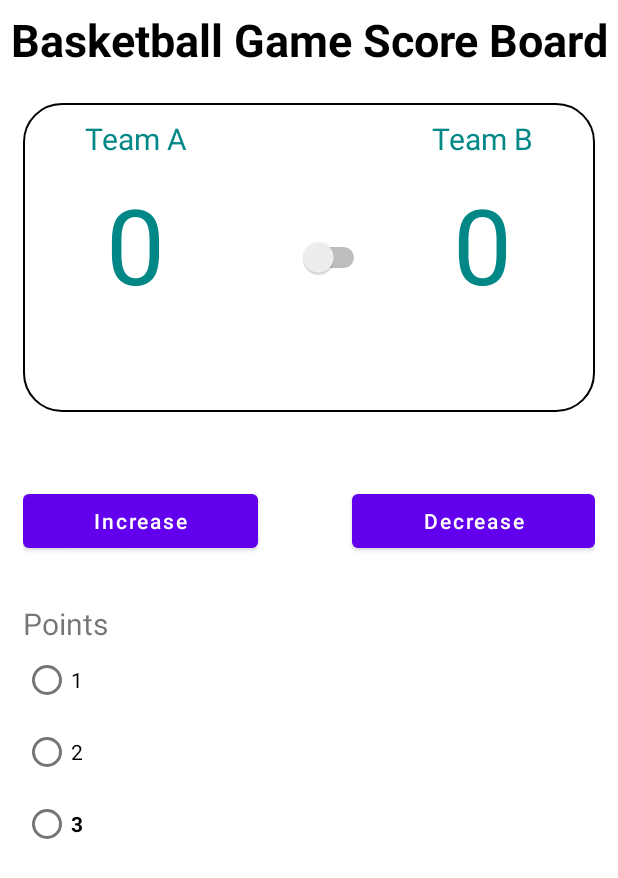
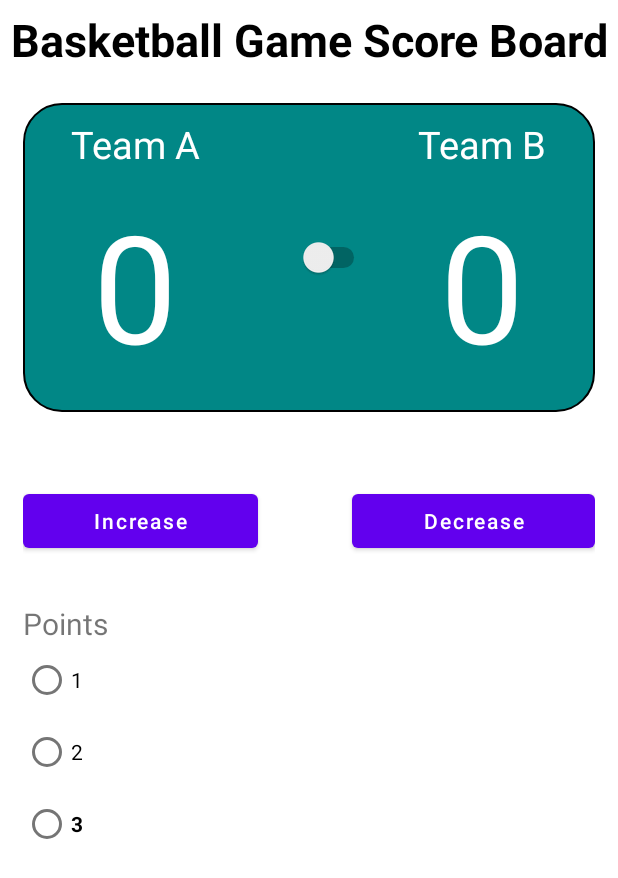
Before and after one commit to bikashchhantyal95/Lab4-AndroidStudio, an Android app: the layout activity_main.xml on its own in the app's theme, with its tools: preview values and no code run, on a phone screen of 412 x 824 dp. Shown: the top 878 px of the screen. Run offline under Robolectric (Android 15) with nearby library versions, the phone set to English and light mode, and no system bars.

Commit message:
Create custom style for team title and score.

```diff
--- a/app/src/main/res/drawable/border_radius.xml
+++ b/app/src/main/res/drawable/border_radius.xml
@@ -2,6 +2,7 @@
 <selector xmlns:android="http://schemas.android.com/apk/res/android">
 <item>
     <shape>
+        <solid android:color="@color/teal_700"/>
         <corners android:radius="25dp"/>
         <stroke android:color="@android:color/black" android:width="1dp"/>
     </shape>
--- a/app/src/main/res/layout/activity_main.xml
+++ b/app/src/main/res/layout/activity_main.xml
@@ -1,5 +1,3 @@
-<?xml version="1.0" encoding="utf-8"?>
-
 <!--Layout start-->
 <LinearLayout xmlns:android="http://schemas.android.com/apk/res/android"
     android:layout_width="match_parent"
@@ -44,8 +42,7 @@
                     android:padding="10dp"
                     android:text="@string/first_team_name"
                     android:textAlignment="center"
-                    android:textColor="@color/teal_700"
-                    android:textSize="20dp"
+                    style="@style/textStyleForTeamTitle"
                     android:id="@+id/team_A_title"/>
 
                 <TextView
@@ -53,9 +50,8 @@
                     android:layout_height="match_parent"
                     android:text="@string/first_team_score"
                     android:textAlignment="center"
-                    android:textColor="@color/teal_700"
                     android:id="@+id/team_A_score"
-                    android:textSize="70dp" />
+                    style="@style/textStyleForScore"/>
             </LinearLayout>
 
 
@@ -82,8 +78,7 @@
                     android:layout_height="wrap_content"
                     android:text="@string/second_team_name"
                     android:textAlignment="center"
-                    android:textColor="@color/teal_700"
-                    android:textSize="20dp"
+                    style="@style/textStyleForTeamTitle"
                     />
 
                 <TextView
@@ -92,8 +87,7 @@
                     android:layout_height="match_parent"
                     android:text="@string/second_team_score"
                     android:textAlignment="center"
-                    android:textColor="@color/teal_700"
-                    android:textSize="70dp" />
+                    style="@style/textStyleForScore" />
             </LinearLayout>
         </LinearLayout>
     </LinearLayout>
--- /dev/null
+++ b/app/src/main/res/values/styles.xml
@@ -0,0 +1,11 @@
+<?xml version="1.0" encoding="utf-8"?>
+<resources>
+    <style name="textStyleForTeamTitle">
+        <item name="android:textColor">#FFFFFFFF</item>
+        <item name="android:textSize">25dp</item>
+    </style>
+    <style name="textStyleForScore">
+        <item name="android:textColor">#FFFFFFFF</item>
+        <item name="android:textSize">100dp</item>
+    </style>
+</resources>
```
Lines whose indentation alone changed are shown as unchanged.
